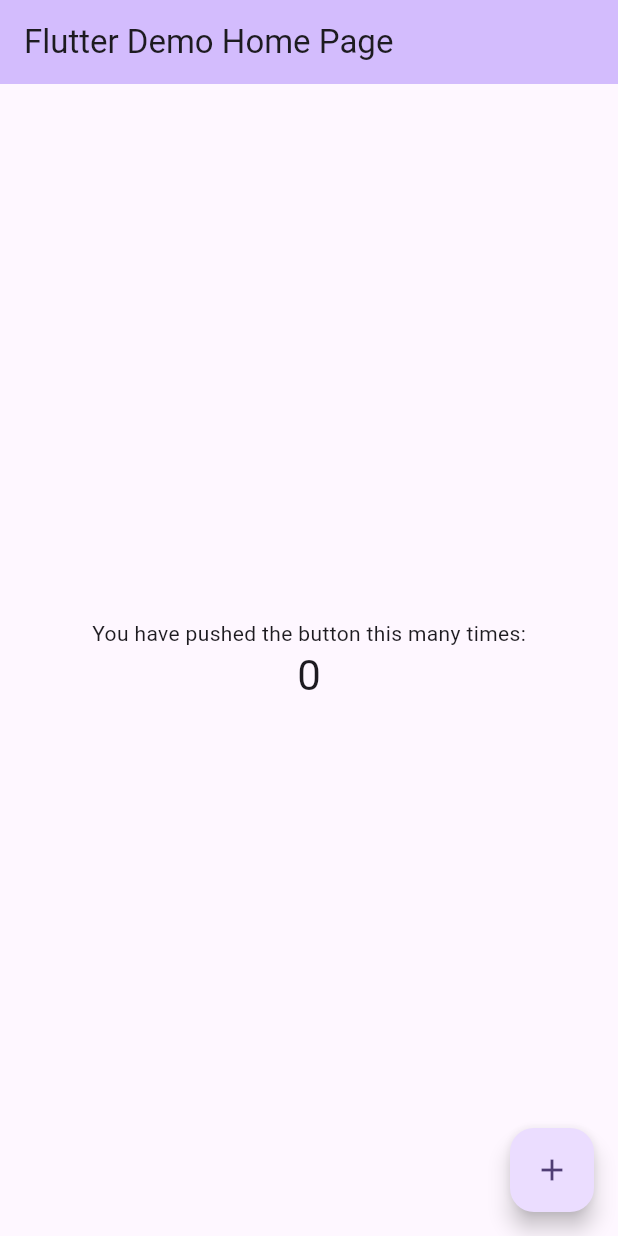
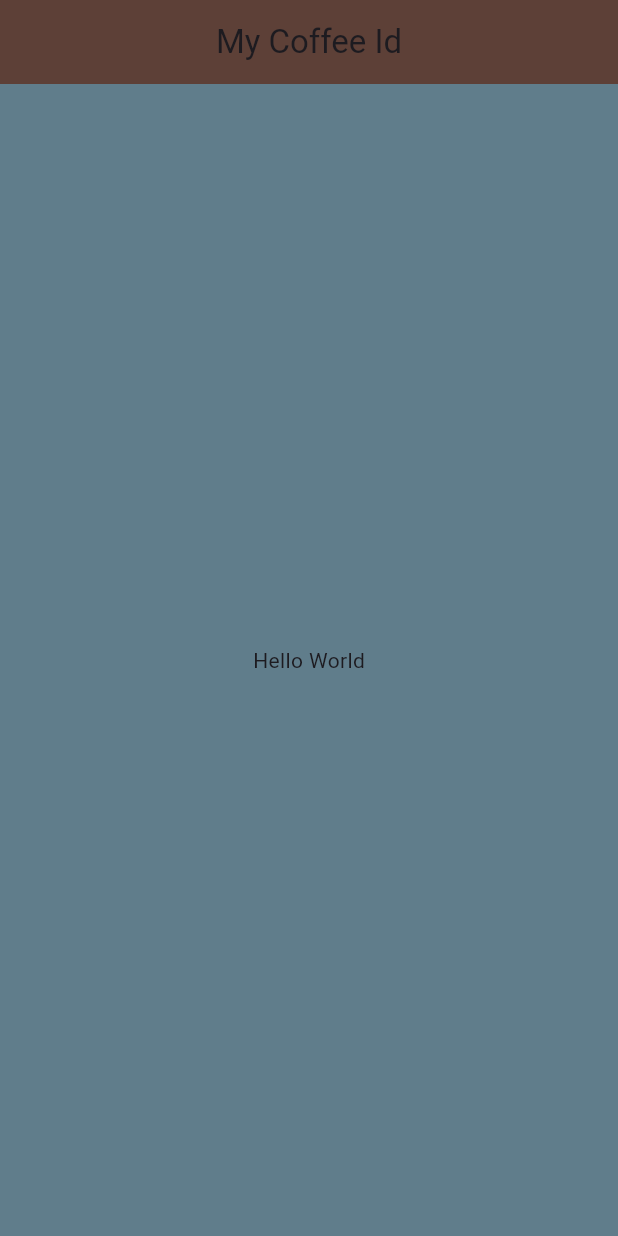
Before and after one commit to mzahalan/FlutterCrashCourse, a Flutter app: the screen it shows after launch, on a phone screen of 412 x 824 dp. Run offline on Flutter 3.47's test engine with Material 3 defaults, Android fonts, the phone set to English and light mode, and no system bars.

Commit message:
Lesson 7 - Created new Main with MaterialApp, and a Scaffold parent widget

```diff
--- a/coffee_card/lib/main.dart
+++ b/coffee_card/lib/main.dart
@@ -1,122 +1,17 @@
 import 'package:flutter/material.dart';
 
 void main() {
-  runApp(const MyApp());
+  runApp(MaterialApp(
+    home: Scaffold(
+      appBar: AppBar(
+        title: const Text('My Coffee Id'),
+        backgroundColor: Colors.brown[700],
+        centerTitle: true,
+      ),
+      backgroundColor: Colors.blueGrey,
+      body: Center(
+        child: const Text("Hello World")
+      ),
+    ),
+  ));
 }
-
-class MyApp extends StatelessWidget {
-  const MyApp({super.key});
-
-  // This widget is the root of your application.
-  @override
-  Widget build(BuildContext context) {
-    return MaterialApp(
-      title: 'Flutter Demo',
-      theme: ThemeData(
-        // This is the theme of your application.
-        //
-        // TRY THIS: Try running your application with "flutter run". You'll see
-        // the application has a purple toolbar. Then, without quitting the app,
-        // try changing the seedColor in the colorScheme below to Colors.green
-        // and then invoke "hot reload" (save your changes or press the "hot
-        // reload" button in a Flutter-supported IDE, or press "r" if you used
-        // the command line to start the app).
-        //
-        // Notice that the counter didn't reset back to zero; the application
-        // state is not lost during the reload. To reset the state, use hot
-        // restart instead.
-        //
-        // This works for code too, not just values: Most code changes can be
-        // tested with just a hot reload.
-        colorScheme: ColorScheme.fromSeed(seedColor: Colors.deepPurple),
-      ),
-      home: const MyHomePage(title: 'Flutter Demo Home Page'),
-    );
-  }
-}
-
-class MyHomePage extends StatefulWidget {
-  const MyHomePage({super.key, required this.title});
-
-  // This widget is the home page of your application. It is stateful, meaning
-  // that it has a State object (defined below) that contains fields that affect
-  // how it looks.
-
-  // This class is the configuration for the state. It holds the values (in this
-  // case the title) provided by the parent (in this case the App widget) and
-  // used by the build method of the State. Fields in a Widget subclass are
-  // always marked "final".
-
-  final String title;
-
-  @override
-  State<MyHomePage> createState() => _MyHomePageState();
-}
-
-class _MyHomePageState extends State<MyHomePage> {
-  int _counter = 0;
-
-  void _incrementCounter() {
-    setState(() {
-      // This call to setState tells the Flutter framework that something has
-      // changed in this State, which causes it to rerun the build method below
-      // so that the display can reflect the updated values. If we changed
-      // _counter without calling setState(), then the build method would not be
-      // called again, and so nothing would appear to happen.
-      _counter++;
-    });
-  }
-
-  @override
-  Widget build(BuildContext context) {
-    // This method is rerun every time setState is called, for instance as done
-    // by the _incrementCounter method above.
-    //
-    // The Flutter framework has been optimized to make rerunning build methods
-    // fast, so that you can just rebuild anything that needs updating rather
-    // than having to individually change instances of widgets.
-    return Scaffold(
-      appBar: AppBar(
-        // TRY THIS: Try changing the color here to a specific color (to
-        // Colors.amber, perhaps?) and trigger a hot reload to see the AppBar
-        // change color while the other colors stay the same.
-        backgroundColor: Theme.of(context).colorScheme.inversePrimary,
-        // Here we take the value from the MyHomePage object that was created by
-        // the App.build method, and use it to set our appbar title.
-        title: Text(widget.title),
-      ),
-      body: Center(
-        // Center is a layout widget. It takes a single child and positions it
-        // in the middle of the parent.
-        child: Column(
-          // Column is also a layout widget. It takes a list of children and
-          // arranges them vertically. By default, it sizes itself to fit its
-          // children horizontally, and tries to be as tall as its parent.
-          //
-          // Column has various properties to control how it sizes itself and
-          // how it positions its children. Here we use mainAxisAlignment to
-          // center the children vertically; the main axis here is the vertical
-          // axis because Columns are vertical (the cross axis would be
-          // horizontal).
-          //
-          // TRY THIS: Invoke "debug painting" (choose the "Toggle Debug Paint"
-          // action in the IDE, or press "p" in the console), to see the
-          // wireframe for each widget.
-          mainAxisAlignment: MainAxisAlignment.center,
-          children: <Widget>[
-            const Text('You have pushed the button this many times:'),
-            Text(
-              '$_counter',
-              style: Theme.of(context).textTheme.headlineMedium,
-            ),
-          ],
-        ),
-      ),
-      floatingActionButton: FloatingActionButton(
-        onPressed: _incrementCounter,
-        tooltip: 'Increment',
-        child: const Icon(Icons.add),
-      ), // This trailing comma makes auto-formatting nicer for build methods.
-    );
-  }
-}
```
Also changed, not shown: 1 other file.
